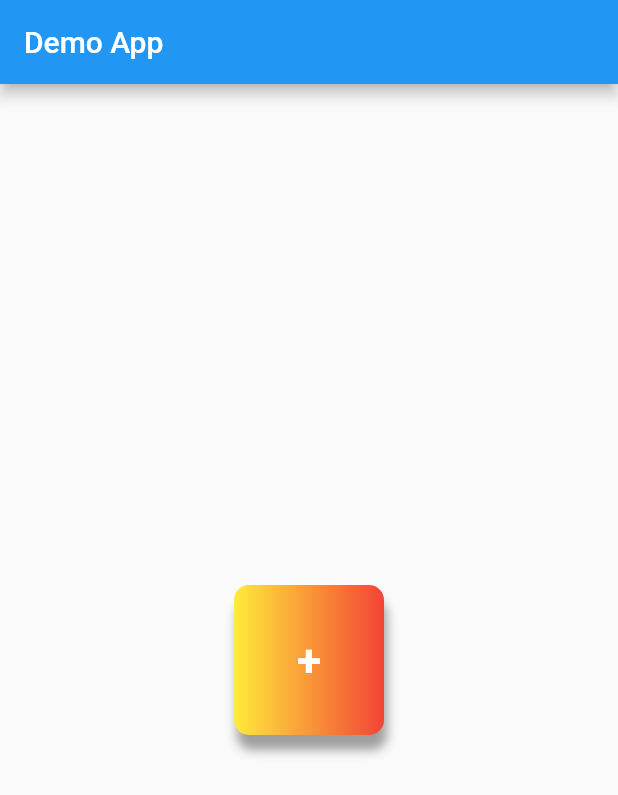
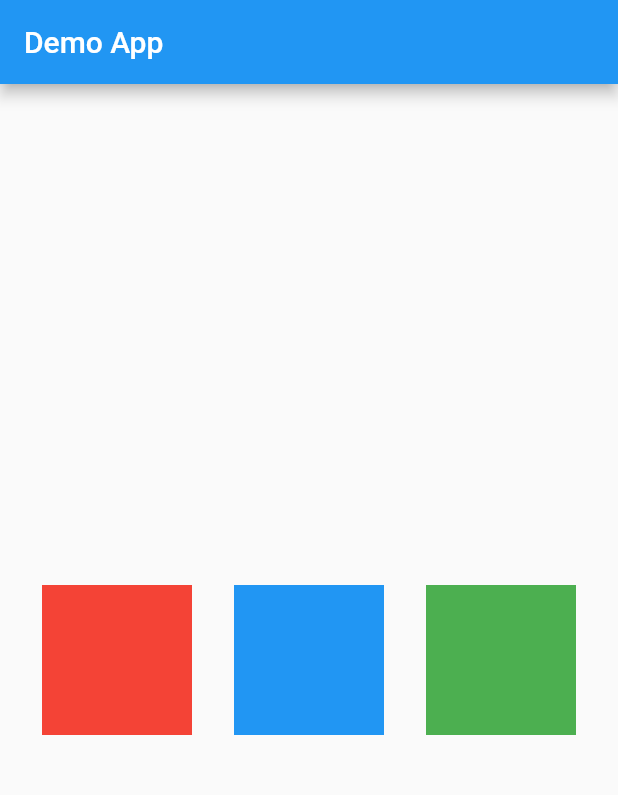
Before and after one commit to FareenaEhtesham/Flutter-Basics, a Flutter app: the screen it shows after launch, on a phone screen of 412 x 824 dp. Shown: the top 795 px of the screen. Run offline on Flutter 3.47's test engine with Material 2 defaults, Android fonts, the phone set to English and light mode, and no system bars.

Commit message:
Features(Rows,Col)

```diff
--- a/demo_app/lib/main.dart
+++ b/demo_app/lib/main.dart
@@ -2,7 +2,7 @@
 import 'package:flutter/cupertino.dart';
 
 void main() {
-  runApp(MaterialApp(
+  runApp(const MaterialApp(
     title: "Demo App", //shows when your app is minimize
     home: HomePage(),
   ));
@@ -15,35 +15,36 @@
   Widget build(BuildContext context) {
     return Scaffold(
         appBar: AppBar(
-          title: Text("Demo App"),
+          title: const Text("Demo App"),
         ),
-        body: Center(
-          child: Container(
-            padding: const EdgeInsets.all(10),
-            alignment: Alignment.center,
-            decoration: BoxDecoration(
-              color: Colors.teal,
-              // shape: BoxShape.circle,
-              borderRadius: BorderRadius.circular(10),
-              gradient: LinearGradient(colors: [Colors.yellow, Colors.red]),
-              boxShadow: [
-                BoxShadow(
-                    color: Colors.grey,
-                    blurRadius: 5,
-                    offset: Offset(2.0, 10.0))
+        body: Container(
+            width: MediaQuery.of(context).size.width,
+            height: MediaQuery.of(context).size.height,
+
+            // These are width and height of a container and it takes the whole screen
+            child: Row(
+              mainAxisAlignment: MainAxisAlignment.spaceEvenly,
+              crossAxisAlignment: CrossAxisAlignment.center,
+
+              //crossAxisAlignment for Row is Column and it is center of the page
+
+              children: [
+                Container(
+                  width: 100,
+                  height: 100,
+                  color: Colors.red,
+                ),
+                Container(
+                  width: 100,
+                  height: 100,
+                  color: Colors.blue,
+                ),
+                Container(
+                  width: 100,
+                  height: 100,
+                  color: Colors.green,
+                )
               ],
-            ),
-            width: 100,
-            height: 100,
-            child: Text(
-              "+",
-              style: TextStyle(
-                fontSize: 30,
-                fontWeight: FontWeight.bold,
-                color: Colors.white,
-              ),
-            ),
-          ),
-        ));
+            )));
   }
 }
```
Also changed, not shown: 1 other file.
